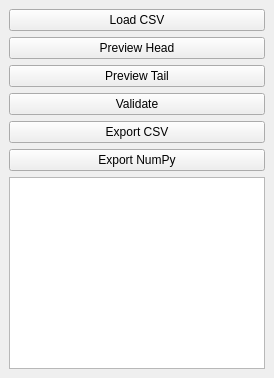
Above: src/interface/ui/main_window.ui from Sorrger/MLDataPreparer before the change. Below: the same form after it.
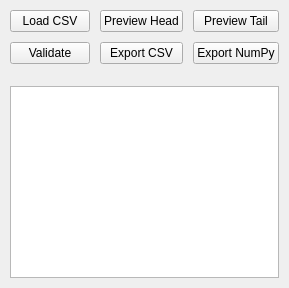
That is the form after the change.

```diff
--- a/src/interface/ui/main_window.ui
+++ b/src/interface/ui/main_window.ui
@@ -8,9 +8,24 @@
 
   <widget class="QWidget" name="centralwidget">
    <layout class="QVBoxLayout" name="verticalLayout">
+    <property name="spacing">
+     <number>12</number>
+    </property>
+    <property name="margin">
+     <number>10</number>
+    </property>
 
-    <!-- LOAD CSV -->
+    <!-- BUTTON PANEL -->
     <item>
+     <layout class="QGridLayout" name="gridButtons">
+      <property name="horizontalSpacing">
+       <number>10</number>
+      </property>
+      <property name="verticalSpacing">
+       <number>10</number>
+      </property>
+
+      <item row="0" column="0">
      <widget class="QPushButton" name="btnLoad">
       <property name="text">
        <string>Load CSV</string>
@@ -18,8 +33,7 @@
      </widget>
     </item>
 
-    <!-- PREVIEW HEAD -->
-    <item>
+      <item row="0" column="1">
      <widget class="QPushButton" name="btnPreviewHead">
       <property name="text">
        <string>Preview Head</string>
@@ -27,8 +41,7 @@
      </widget>
     </item>
 
-    <!-- PREVIEW TAIL -->
-    <item>
+      <item row="0" column="2">
      <widget class="QPushButton" name="btnPreviewTail">
       <property name="text">
        <string>Preview Tail</string>
@@ -36,8 +49,7 @@
      </widget>
     </item>
 
-    <!-- VALIDATE -->
-    <item>
+      <item row="1" column="0">
      <widget class="QPushButton" name="btnValidate">
       <property name="text">
        <string>Validate</string>
@@ -45,8 +57,7 @@
      </widget>
     </item>
 
-    <!-- EXPORT CSV -->
-    <item>
+      <item row="1" column="1">
      <widget class="QPushButton" name="btnExportCSV">
       <property name="text">
        <string>Export CSV</string>
@@ -54,8 +65,7 @@
      </widget>
     </item>
 
-    <!-- EXPORT NUMPY -->
-    <item>
+      <item row="1" column="2">
      <widget class="QPushButton" name="btnExportNumPy">
       <property name="text">
        <string>Export NumPy</string>
@@ -63,11 +73,35 @@
      </widget>
     </item>
 
+     </layout>
+    </item>
+
+    <!-- Spacer to push table down -->
+    <item>
+     <spacer name="verticalSpacer">
+      <property name="orientation">
+       <enum>Qt::Vertical</enum>
+      </property>
+      <property name="sizeHint" stdset="0">
+       <size>
+        <width>20</width>
+        <height>10</height>
+       </size>
+      </property>
+     </spacer>
+    </item>
+
     <!-- TABLE -->
     <item>
-     <widget class="QTableView" name="tableView"/>
+     <widget class="QTableView" name="tableView">
+      <property name="sizePolicy">
+       <sizepolicy hsizetype="Expanding" vsizetype="Expanding">
+        <horstretch>1</horstretch>
+        <verstretch>1</verstretch>
+       </sizepolicy>
+      </property>
+     </widget>
     </item>
-
    </layout>
   </widget>
 
```
Lines whose indentation alone changed are shown as unchanged.
